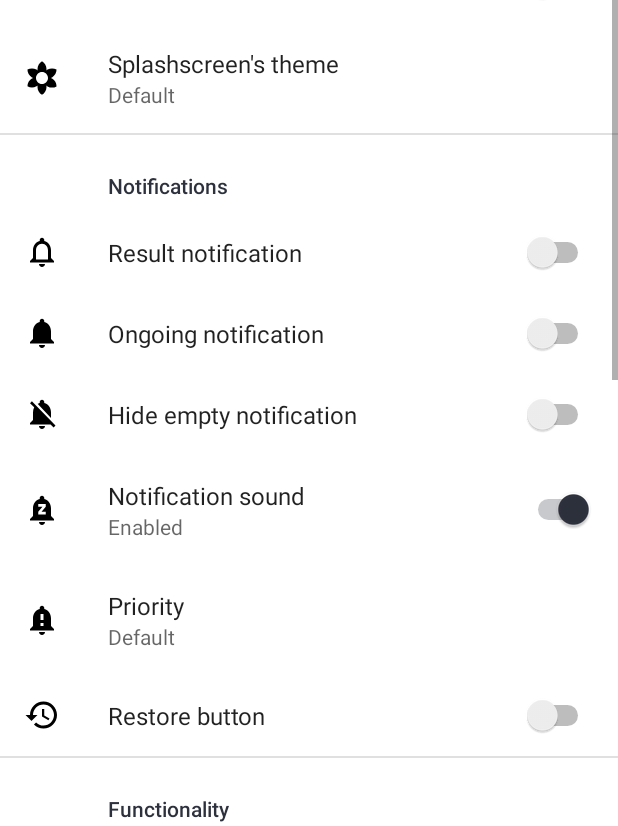
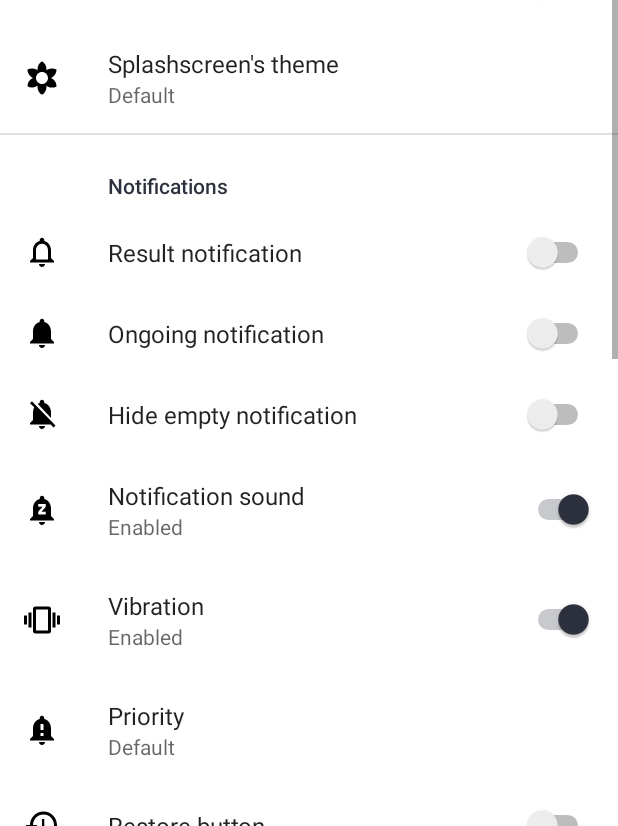
Before and after one commit to AndyER03/ChargeCalc, an Android app: the SettingsActivity screen opened directly, with no data from a screen before it, on a phone screen of 412 x 824 dp, the part 410-1236 px from its top. Run offline under Robolectric (Android 15) with nearby library versions, the phone set to English and light mode, and no system bars; our stand-ins replace androidx.preference.

Commit message:
Updating code

```diff
--- a/app/src/main/res/values/strings.xml
+++ b/app/src/main/res/values/strings.xml
@@ -77,7 +77,6 @@
     <string name="bg_title_preference">App theme</string>
     <string name="notification_title_preference">Notifications</string>
     <string name="vibration_title_switch">Vibration</string>
-    <string name="vibration_summary">Vibrate when the save button is pressed for a long time</string>
     <string name="title_activity_settings">ChargeCalc Settings</string>
     <string name="support_in_developing">Participated in testing:</string>
     <string name="who_support_in_developing">Leshij and Boy77ruS</string>
@@ -107,7 +106,7 @@
     <string name="alternative_clear_switch">Spare fields clear method</string>
     <string name="always_advanced_result_switch">Advanced result</string>
     <string name="show_clear_title_switch">Clear fields button</string>
-    <string name="functionality_title_preference">Functionality</string>
+    <string name="calculator_title_preference">Calculator</string>
     <string name="notification_switch">Result notification</string>
     <string name="result_channel_name">Autonomy calculation result</string>
     <string name="result_channel_description">Show autonomy result</string>
@@ -120,8 +119,9 @@
     <string name="ongoing_notification_switch">Ongoing notification</string>
     <string name="null_notification_switch">Hide empty notification</string>
     <string name="silent_notification_switch">Notification sound</string>
-    <string name="silent_notification_summary_on">Enabled</string>
-    <string name="silent_notification_summary_off">Disabled</string>
+    <string name="option_summary_on">Enabled</string>
+    <string name="option_summary_off">Disabled</string>
     <string name="restore_btn_notification_switch">Restore button</string>
     <string name="restore_btn_notification_summary_on">Result button holding will restore deleted notification</string>
+    <string name="vibration_btn_title_switch">Vibration while reset</string>
 </resources>
--- a/app/src/main/res/xml/root_preferences.xml
+++ b/app/src/main/res/xml/root_preferences.xml
@@ -64,9 +64,18 @@
             android:dependency="notification_switch"
             android:icon="@drawable/ic_silent_notification_24"
             android:key="silent_notification_switch"
-            android:summaryOff="@string/silent_notification_summary_off"
-            android:summaryOn="@string/silent_notification_summary_on"
+            android:summaryOff="@string/option_summary_off"
+            android:summaryOn="@string/option_summary_on"
             android:title="@string/silent_notification_switch" />
+
+        <SwitchPreference
+            android:defaultValue="true"
+            android:dependency="notification_switch"
+            android:icon="@drawable/ic_vibration_24dp"
+            android:key="vibration_notification_switch"
+            android:summaryOff="@string/option_summary_off"
+            android:summaryOn="@string/option_summary_on"
+            android:title="@string/vibration_title_switch" />
 
         <ListPreference
             android:defaultValue="3"
@@ -88,7 +97,7 @@
 
     </PreferenceCategory>
 
-    <PreferenceCategory android:title="@string/functionality_title_preference">
+    <PreferenceCategory android:title="@string/calculator_title_preference">
 
         <SwitchPreference
             android:defaultValue="false"
@@ -118,9 +127,8 @@
         <SwitchPreference
             android:defaultValue="true"
             android:icon="@drawable/ic_vibration_24dp"
-            android:key="vibration_switch"
-            android:summaryOn="@string/vibration_summary"
-            android:title="@string/vibration_title_switch" />
+            android:key="vibration_btn_switch"
+            android:title="@string/vibration_btn_title_switch" />
 
     </PreferenceCategory>
 
@@ -130,8 +138,8 @@
             android:icon="@drawable/ic_info_24"
             android:key="about_preference"
             android:summary="@string/created_by"
-            android:title="@string/app_name">
-        </Preference>
+            android:title="@string/app_name" />
+
 
     </PreferenceCategory>
 
```
Also changed, not shown: app/src/main/java/com/andyer03/chargecalc/MainActivity.kt (+25 -3 lines), 1 other file.
